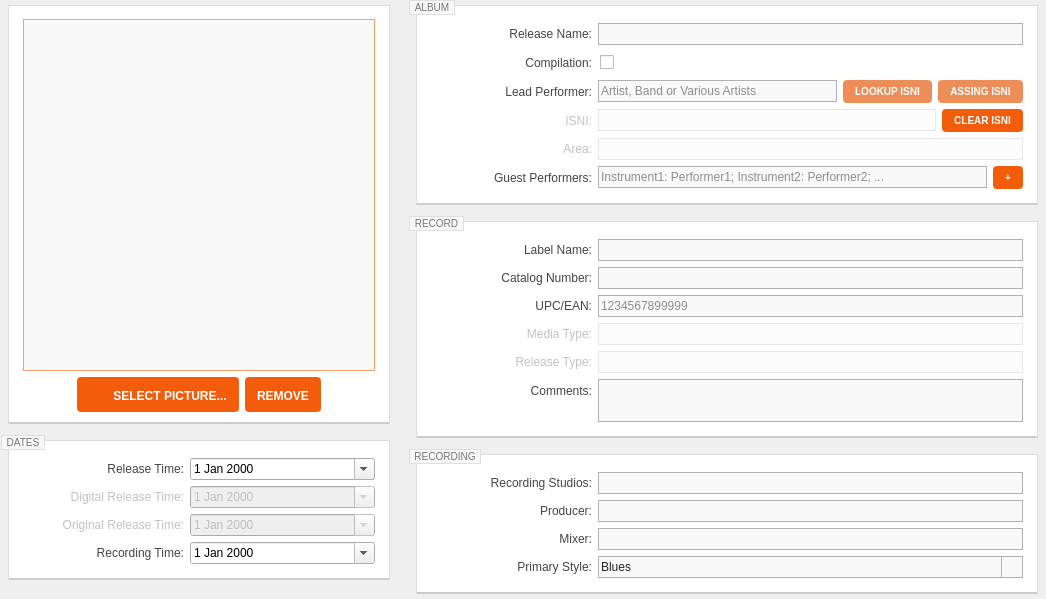
First picture: the form in resources/ui/album_page.ui, repository Iconoclasteinc/tgit, before the edit.
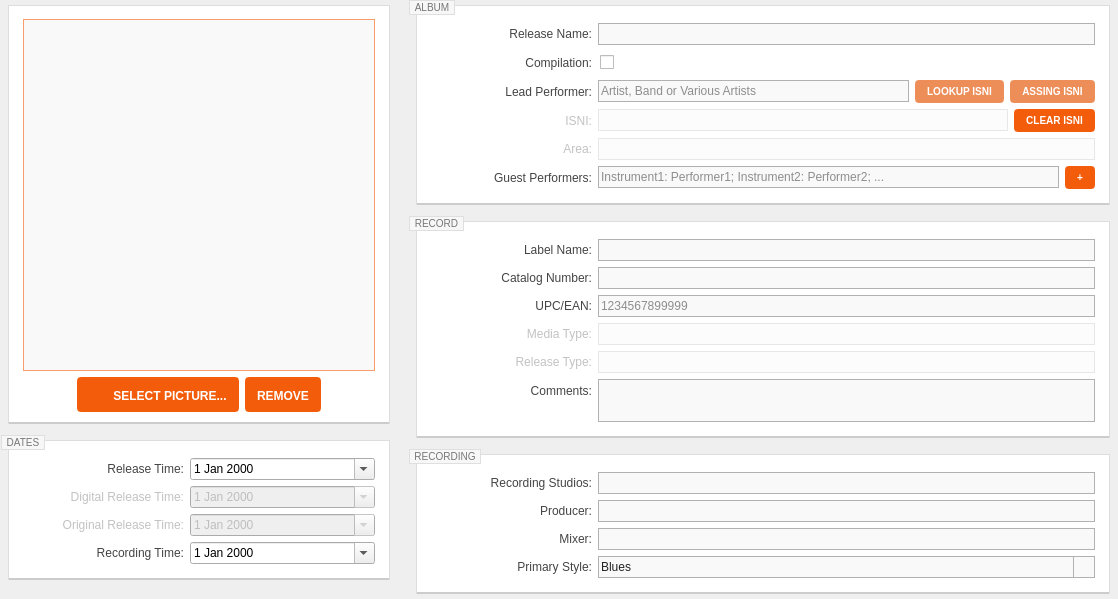
Second picture: the form after the edit. Icons and pictures are not drawn. Custom widgets are drawn as their Qt base class.

Commit message: Forced the form layout growth policies to allow growth on MAC

The edit to the form file:
```diff
--- a/resources/ui/album_page.ui
+++ b/resources/ui/album_page.ui
@@ -6,7 +6,7 @@
    <rect>
     <x>0</x>
     <y>0</y>
-    <width>1046</width>
+    <width>1118</width>
     <height>599</height>
    </rect>
   </property>
@@ -493,6 +493,9 @@
          <string>ALBUM</string>
         </property>
         <layout class="QFormLayout" name="formLayout_2">
+         <property name="fieldGrowthPolicy">
+          <enum>QFormLayout::AllNonFixedFieldsGrow</enum>
+         </property>
          <property name="leftMargin">
           <number>0</number>
          </property>
@@ -730,6 +733,9 @@
          <string>RECORD</string>
         </property>
         <layout class="QFormLayout" name="formLayout_3">
+         <property name="fieldGrowthPolicy">
+          <enum>QFormLayout::AllNonFixedFieldsGrow</enum>
+         </property>
          <property name="leftMargin">
           <number>0</number>
          </property>
@@ -881,6 +887,9 @@
          <string>RECORDING</string>
         </property>
         <layout class="QFormLayout" name="formLayout_4">
+         <property name="fieldGrowthPolicy">
+          <enum>QFormLayout::AllNonFixedFieldsGrow</enum>
+         </property>
          <property name="leftMargin">
           <number>0</number>
          </property>
```
The commit also changes 1 other file.
